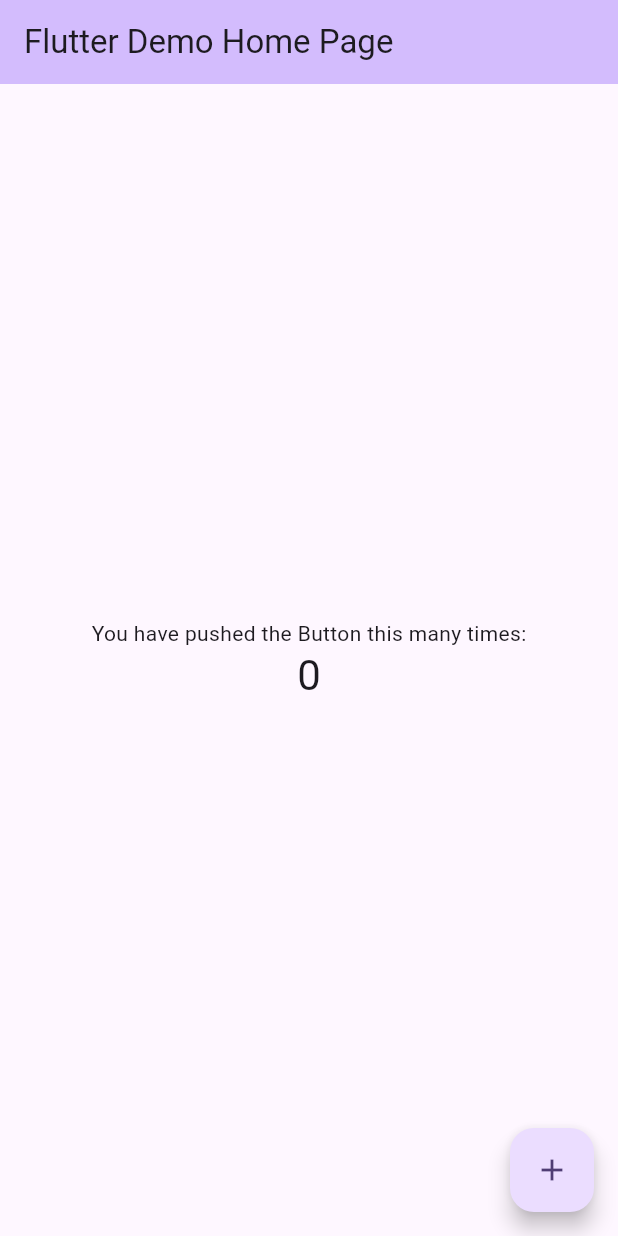
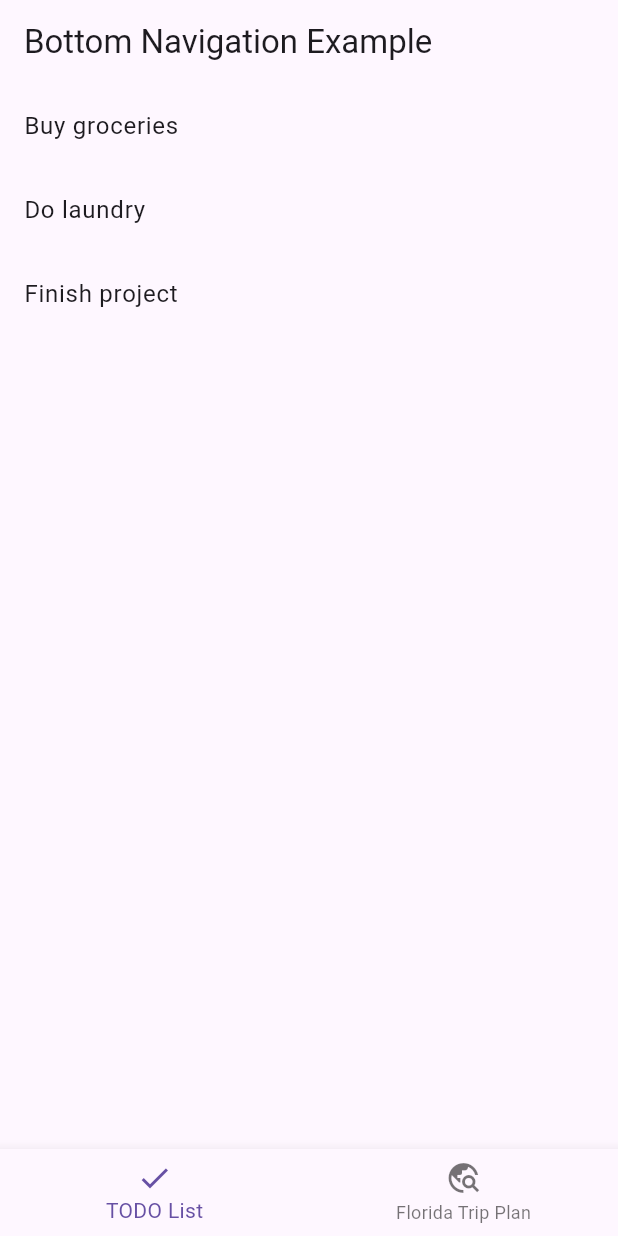
Before and after one commit to koudai20020827/pwa_tour_book, a Flutter app: the screen it shows after launch, on a phone screen of 412 x 824 dp. Run offline on Flutter 3.47's test engine with Material 3 defaults, Android fonts, the light colour scheme and no system bars.

```diff
--- a/lib/main.dart
+++ b/lib/main.dart
@@ -1,130 +1,232 @@
+// import 'package:flutter/material.dart';
+
+// void main() {
+//   runApp(const MyApp());
+// }
+
+// // koudai20020827
+// // git remote add origin https://github.com/koudai20020827/pwa_tour_book.git
+// // git add .
+// // git commit -m "first commit"
+// // git push -u origin main
+// class MyApp extends StatelessWidget {
+//   const MyApp({super.key});
+
+//   // This widget is the root of your application.
+//   @override
+//   Widget build(BuildContext context) {
+//     return MaterialApp(
+//       title: 'Flutter Demo',
+//       theme: ThemeData(
+//         // This is the theme of your application.
+//         //
+//         // TRY THIS: Try running your application with "flutter run". You'll see
+//         // the application has a purple toolbar. Then, without quitting the app,
+//         // try changing the seedColor in the colorScheme below to Colors.green
+//         // and then invoke "hot reload" (save your changes or press the "hot
+//         // reload" button in a Flutter-supported IDE, or press "r" if you used
+//         // the command line to start the app).
+//         //
+//         // Notice that the counter didn't reset back to zero; the application
+//         // state is not lost during the reload. To reset the state, use hot
+//         // restart instead.
+//         //
+//         // This works for code too, not just values: Most code changes can be
+//         // tested with just a hot reload.
+//         colorScheme: ColorScheme.fromSeed(seedColor: Colors.deepPurple),
+//         useMaterial3: true,
+//       ),
+//       home: const MyHomePage(title: 'Flutter Demo Home Page'),
+//     );
+//   }
+// }
+
+// class MyHomePage extends StatefulWidget {
+//   const MyHomePage({super.key, required this.title});
+
+//   // This widget is the home page of your application. It is stateful, meaning
+//   // that it has a State object (defined below) that contains fields that affect
+//   // how it looks.
+
+//   // This class is the configuration for the state. It holds the values (in this
+//   // case the title) provided by the parent (in this case the App widget) and
+//   // used by the build method of the State. Fields in a Widget subclass are
+//   // always marked "final".
+
+//   final String title;
+
+//   @override
+//   State<MyHomePage> createState() => _MyHomePageState();
+// }
+
+// class _MyHomePageState extends State<MyHomePage> {
+//   int _counter = 0;
+
+//   void _incrementCounter() {
+//     setState(() {
+//       // This call to setState tells the Flutter framework that something has
+//       // changed in this State, which causes it to rerun the build method below
+//       // so that the display can reflect the updated values. If we changed
+//       // _counter without calling setState(), then the build method would not be
+//       // called again, and so nothing would appear to happen.
+//       _counter++;
+//     });
+//   }
+
+//   @override
+//   Widget build(BuildContext context) {
+//     // This method is rerun every time setState is called, for instance as done
+//     // by the _incrementCounter method above.
+//     //
+//     // The Flutter framework has been optimized to make rerunning build methods
+//     // fast, so that you can just rebuild anything that needs updating rather
+//     // than having to individually change instances of widgets.
+//     return Scaffold(
+//       appBar: AppBar(
+//         // TRY THIS: Try changing the color here to a specific color (to
+//         // Colors.amber, perhaps?) and trigger a hot reload to see the AppBar
+//         // change color while the other colors stay the same.
+//         backgroundColor: Theme.of(context).colorScheme.inversePrimary,
+//         // Here we take the value from the MyHomePage object that was created by
+//         // the App.build method, and use it to set our appbar title.
+//         title: Text(widget.title),
+//       ),
+//       body: Center(
+//         // Center is a layout widget. It takes a single child and positions it
+//         // in the middle of the parent.
+//         child: Column(
+//           // Column is also a layout widget. It takes a list of children and
+//           // arranges them vertically. By default, it sizes itself to fit its
+//           // children horizontally, and tries to be as tall as its parent.
+//           //
+//           // Column has various properties to control how it sizes itself and
+//           // how it positions its children. Here we use mainAxisAlignment to
+//           // center the children vertically; the main axis here is the vertical
+//           // axis because Columns are vertical (the cross axis would be
+//           // horizontal).
+//           //
+//           // TRY THIS: Invoke "debug painting" (choose the "Toggle Debug Paint"
+//           // action in the IDE, or press "p" in the console), to see the
+//           // wireframe for each widget.
+//           mainAxisAlignment: MainAxisAlignment.center,
+//           children: <Widget>[
+//             const Text(
+//               'You have pushed the Button this many times:',
+//             ),
+//             Text(
+//               '$_counter',
+//               style: Theme.of(context).textTheme.headlineMedium,
+//             ),
+//           ],
+//         ),
+//       ),
+//       floatingActionButton: FloatingActionButton(
+//         onPressed: _incrementCounter,
+//         tooltip: 'Increment',
+//         child: const Icon(Icons.add),
+//       ), // This trailing comma makes auto-formatting nicer for build methods.
+//     );
+//   }
+// }
+
 import 'package:flutter/material.dart';
 
 void main() {
   runApp(const MyApp());
 }
 
-// koudai20020827
-// git remote add origin https://github.com/koudai20020827/pwa_tour_book.git
-// git add .
-// git commit -m "first commit"
-// git push -u origin main
 class MyApp extends StatelessWidget {
   const MyApp({super.key});
 
-  // This widget is the root of your application.
   @override
   Widget build(BuildContext context) {
-    return MaterialApp(
+    return const MaterialApp(
       title: 'Flutter Demo',
-      theme: ThemeData(
-        // This is the theme of your application.
-        //
-        // TRY THIS: Try running your application with "flutter run". You'll see
-        // the application has a purple toolbar. Then, without quitting the app,
-        // try changing the seedColor in the colorScheme below to Colors.green
-        // and then invoke "hot reload" (save your changes or press the "hot
-        // reload" button in a Flutter-supported IDE, or press "r" if you used
-        // the command line to start the app).
-        //
-        // Notice that the counter didn't reset back to zero; the application
-        // state is not lost during the reload. To reset the state, use hot
-        // restart instead.
-        //
-        // This works for code too, not just values: Most code changes can be
-        // tested with just a hot reload.
-        colorScheme: ColorScheme.fromSeed(seedColor: Colors.deepPurple),
-        useMaterial3: true,
-      ),
-      home: const MyHomePage(title: 'Flutter Demo Home Page'),
+      home: MyHomePage(),
     );
   }
 }
 
 class MyHomePage extends StatefulWidget {
-  const MyHomePage({super.key, required this.title});
-
-  // This widget is the home page of your application. It is stateful, meaning
-  // that it has a State object (defined below) that contains fields that affect
-  // how it looks.
-
-  // This class is the configuration for the state. It holds the values (in this
-  // case the title) provided by the parent (in this case the App widget) and
-  // used by the build method of the State. Fields in a Widget subclass are
-  // always marked "final".
-
-  final String title;
+  const MyHomePage({super.key});
 
   @override
   State<MyHomePage> createState() => _MyHomePageState();
 }
 
 class _MyHomePageState extends State<MyHomePage> {
-  int _counter = 0;
+  // 画面インデックスを保持
+  int _selectedIndex = 0;
 
-  void _incrementCounter() {
+  // ボトムナビゲーターで選択されたインデックスに応じた画面を表示する
+  void _onItemTapped(int index) {
     setState(() {
-      // This call to setState tells the Flutter framework that something has
-      // changed in this State, which causes it to rerun the build method below
-      // so that the display can reflect the updated values. If we changed
-      // _counter without calling setState(), then the build method would not be
-      // called again, and so nothing would appear to happen.
-      _counter++;
+      _selectedIndex = index;
     });
+  }
+
+  // TODOリスト画面
+  Widget _buildTodoList() {
+    return ListView(
+      children: const [
+        ListTile(
+          title: Text('Buy groceries'),
+        ),
+        ListTile(
+          title: Text('Do laundry'),
+        ),
+        ListTile(
+          title: Text('Finish project'),
+        ),
+      ],
+    );
+  }
+
+  // フロリダ旅行プラン画面
+  Widget _buildFloridaTripPlan() {
+    return ListView(
+      children: const [
+        ListTile(
+          title: Text('Day 1: Miami Beach'),
+        ),
+        ListTile(
+          title: Text('Day 2: Everglades National Park'),
+        ),
+        ListTile(
+          title: Text('Day 3: Disney World'),
+        ),
+        ListTile(
+          title: Text('Day 4: Key West'),
+        ),
+      ],
+    );
   }
 
   @override
   Widget build(BuildContext context) {
-    // This method is rerun every time setState is called, for instance as done
-    // by the _incrementCounter method above.
-    //
-    // The Flutter framework has been optimized to make rerunning build methods
-    // fast, so that you can just rebuild anything that needs updating rather
-    // than having to individually change instances of widgets.
     return Scaffold(
       appBar: AppBar(
-        // TRY THIS: Try changing the color here to a specific color (to
-        // Colors.amber, perhaps?) and trigger a hot reload to see the AppBar
-        // change color while the other colors stay the same.
-        backgroundColor: Theme.of(context).colorScheme.inversePrimary,
-        // Here we take the value from the MyHomePage object that was created by
-        // the App.build method, and use it to set our appbar title.
-        title: Text(widget.title),
+        title: const Text('Bottom Navigation Example'),
       ),
       body: Center(
-        // Center is a layout widget. It takes a single child and positions it
-        // in the middle of the parent.
-        child: Column(
-          // Column is also a layout widget. It takes a list of children and
-          // arranges them vertically. By default, it sizes itself to fit its
-          // children horizontally, and tries to be as tall as its parent.
-          //
-          // Column has various properties to control how it sizes itself and
-          // how it positions its children. Here we use mainAxisAlignment to
-          // center the children vertically; the main axis here is the vertical
-          // axis because Columns are vertical (the cross axis would be
-          // horizontal).
-          //
-          // TRY THIS: Invoke "debug painting" (choose the "Toggle Debug Paint"
-          // action in the IDE, or press "p" in the console), to see the
-          // wireframe for each widget.
-          mainAxisAlignment: MainAxisAlignment.center,
-          children: <Widget>[
-            const Text(
-              'You have pushed the Button this many times:',
-            ),
-            Text(
-              '$_counter',
-              style: Theme.of(context).textTheme.headlineMedium,
-            ),
-          ],
-        ),
+        child: _selectedIndex == 0
+            ? _buildTodoList()
+            : _buildFloridaTripPlan(), // 選択されたインデックスによって表示を切り替える
       ),
-      floatingActionButton: FloatingActionButton(
-        onPressed: _incrementCounter,
-        tooltip: 'Increment',
-        child: const Icon(Icons.add),
-      ), // This trailing comma makes auto-formatting nicer for build methods.
+      bottomNavigationBar: BottomNavigationBar(
+        currentIndex: _selectedIndex, // 現在選択されているインデックス
+        onTap: _onItemTapped, // アイテムがタップされたときの処理
+        items: const <BottomNavigationBarItem>[
+          BottomNavigationBarItem(
+            icon: Icon(Icons.check),
+            label: 'TODO List',
+          ),
+          BottomNavigationBarItem(
+            icon: Icon(Icons.travel_explore),
+            label: 'Florida Trip Plan',
+          ),
+        ],
+      ),
     );
   }
 }
```
